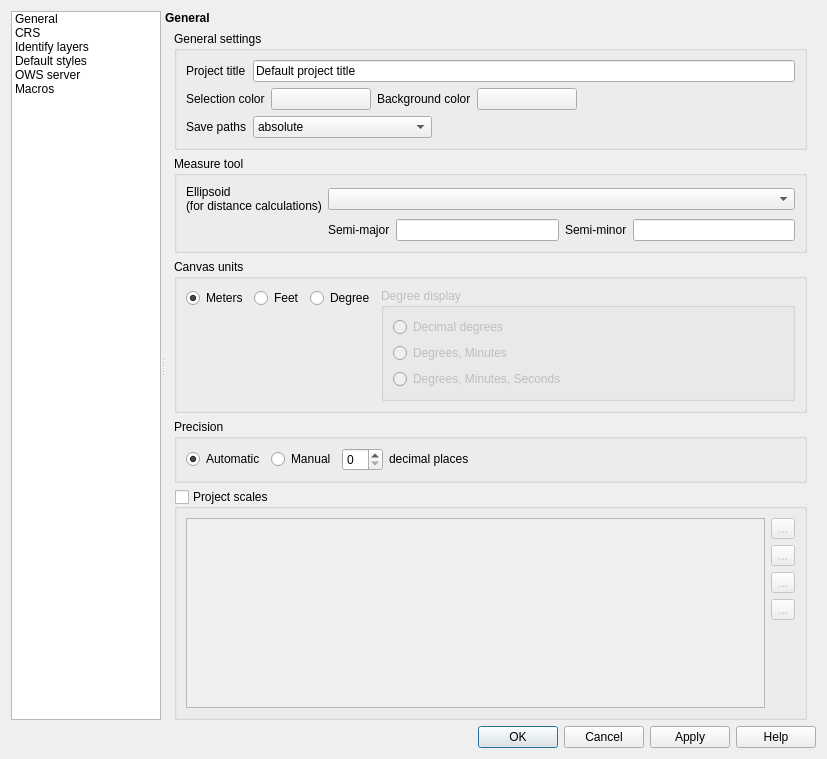
This is src/ui/qgsprojectpropertiesbase.ui in qgis/QGIS as Qt 5 draws it before an edit. The edited form follows.
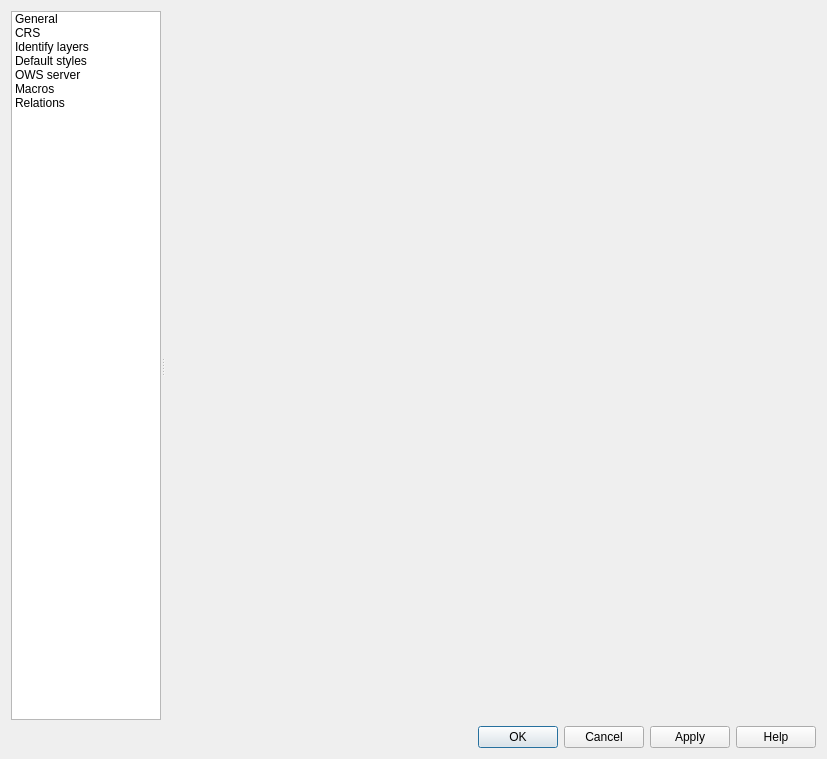
This is the edited form. The open tabs and pages were chosen to show the change. Icons and pictures are not drawn. Custom widgets are drawn as their Qt base class.

Commit message: Add relations capabilites and widgets

What changed in the file:
```diff
--- a/src/ui/qgsprojectpropertiesbase.ui
+++ b/src/ui/qgsprojectpropertiesbase.ui
@@ -152,6 +152,15 @@
             <normaloff>:/images/themes/default/propertyicons/action.svg</normaloff>:/images/themes/default/propertyicons/action.svg</iconset>
           </property>
          </item>
+         <item>
+          <property name="text">
+           <string>Relations</string>
+          </property>
+          <property name="icon">
+           <iconset resource="../../images/images.qrc">
+            <normaloff>:/images/themes/default/relation.svg</normaloff>:/images/themes/default/relation.svg</iconset>
+          </property>
+         </item>
         </widget>
        </item>
       </layout>
@@ -217,9 +226,9 @@
               <property name="geometry">
                <rect>
                 <x>0</x>
-                <y>-19</y>
-                <width>631</width>
-                <height>686</height>
+                <y>0</y>
+                <width>640</width>
+                <height>712</height>
                </rect>
               </property>
               <layout class="QVBoxLayout" name="verticalLayout_8">
@@ -1970,6 +1979,13 @@
            </item>
           </layout>
          </widget>
+         <widget class="QWidget" name="mTabRelations">
+          <layout class="QGridLayout" name="gridLayout_16">
+           <property name="margin">
+            <number>0</number>
+           </property>
+          </layout>
+         </widget>
         </widget>
        </item>
       </layout>
```
Left out of the diff: 20 changed lines with no effect on the pictures. The commit also changes 59 other files.
